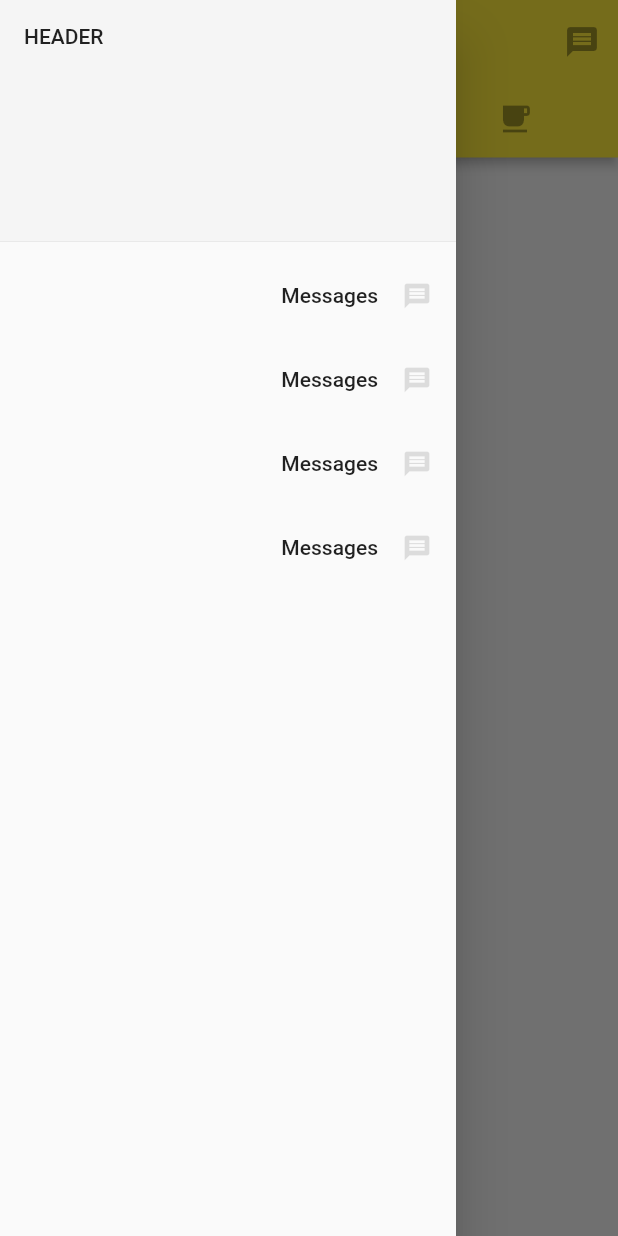
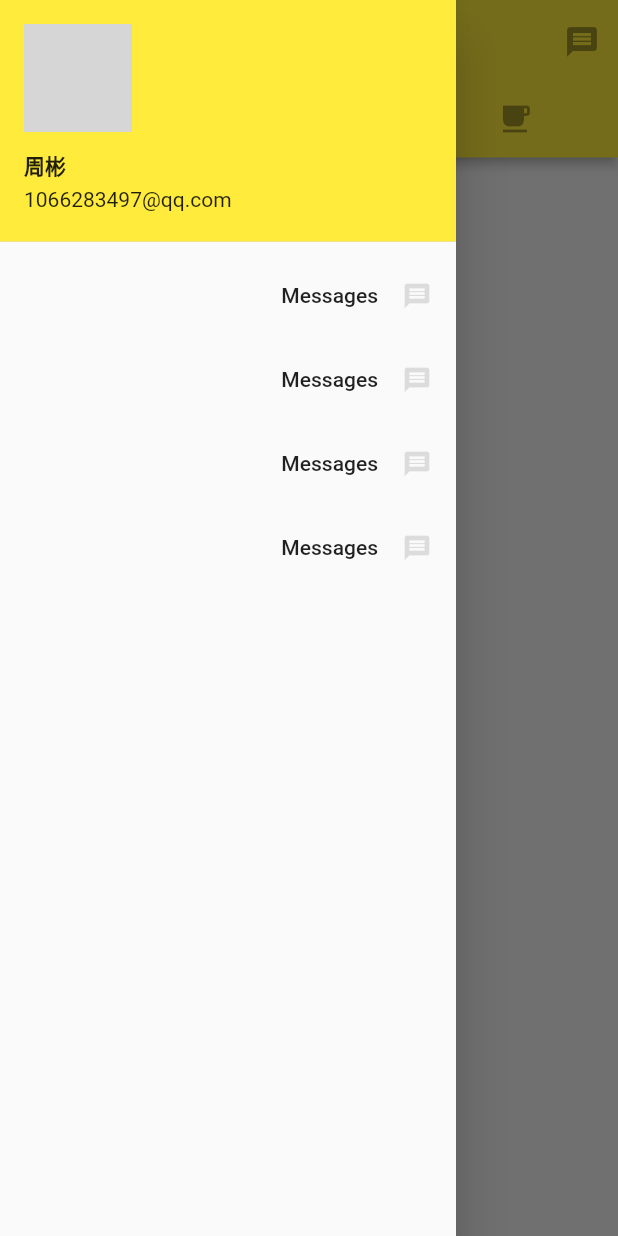
Before and after one commit to zbwbb/flutter_vedio, a Flutter app: the screen it shows after launch, with the side drawer open, on a phone screen of 412 x 824 dp. Run offline on Flutter 3.47's test engine with Material 2 defaults, Android fonts, the phone set to English and light mode, and no system bars; network calls fail; grey boxes are pictures that could not be loaded.

Commit message:
抽屉头像设置

```diff
--- a/flutter_vedio_first/lib/main.dart
+++ b/flutter_vedio_first/lib/main.dart
@@ -46,11 +46,12 @@ class Home extends StatelessWidget {
             title: Text('zhoubinzhoubin'),
             // 阴影
             elevation: 3,
-            leading: IconButton(
-              icon: Icon(Icons.menu),
-              tooltip: 'menu',
-              onPressed: null,
-            ),
+            // 左侧的按钮
+            // leading: IconButton(
+            //   icon: Icon(Icons.menu),
+            //   tooltip: 'menu',
+            //   onPressed: null,
+            // ),
             actions: <Widget>[
               IconButton(
               icon: Icon(Icons.message),
@@ -94,31 +95,47 @@ class Home extends StatelessWidget {
             child: ListView(
               padding: EdgeInsets.zero,
               children: <Widget>[
-                DrawerHeader(
-                  child: Text('header'.toUpperCase()),
-                  decoration: BoxDecoration(
-                    color: Colors.grey[100],
+                // DrawerHeader(
+                //   child: Text('header'.toUpperCase()),
+                //   decoration: BoxDecoration(
+                //     color: Colors.grey[100],
+                //   ),
+                // ),
+
+                // 如果要是设置用户账户信息，可以使用下面的控件
+                UserAccountsDrawerHeader(
+                  accountName: Text('周彬',style: TextStyle(fontWeight: FontWeight.bold),),
+                  accountEmail: Text('1066283497@qq.com'),
+                  // 原型图像
+                  currentAccountPicture: CircleAvatar(
+                    backgroundImage: NetworkImage("https://upload.jianshu.io/users/upload_avatars/2530231/992028d36960?imageMogr2/auto-orient/strip|imageView2/1/w/240/h/240"),
                   ),
+                ),
+
+                ListTile(
+                  title: Text('Messages', textAlign:TextAlign.right,),
+                  // 在标题的左边或者右边设置图片
+                  trailing: Icon(Icons.message,color: Colors.black12,size: 20.0,),
+                  // 点击按钮返回
+                  onTap: (){return Navigator.pop(context);},
                 ),
                 ListTile(
                   title: Text('Messages', textAlign:TextAlign.right,),
                   // 在标题的左边或者右边设置图片
                   trailing: Icon(Icons.message,color: Colors.black12,size: 20.0,),
+                  onTap: ()=> Navigator.pop(context),
                 ),
                 ListTile(
                   title: Text('Messages', textAlign:TextAlign.right,),
                   // 在标题的左边或者右边设置图片
                   trailing: Icon(Icons.message,color: Colors.black12,size: 20.0,),
+                  onTap: ()=> Navigator.pop(context),
                 ),
                 ListTile(
                   title: Text('Messages', textAlign:TextAlign.right,),
                   // 在标题的左边或者右边设置图片
                   trailing: Icon(Icons.message,color: Colors.black12,size: 20.0,),
-                ),
-                ListTile(
-                  title: Text('Messages', textAlign:TextAlign.right,),
-                  // 在标题的左边或者右边设置图片
-                  trailing: Icon(Icons.message,color: Colors.black12,size: 20.0,),
+                  onTap: ()=> Navigator.pop(context),
                 )
               ],
             ),
```
